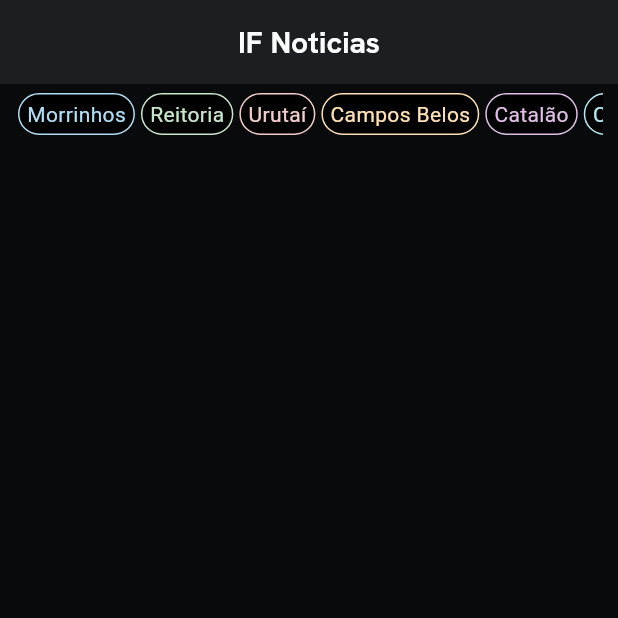
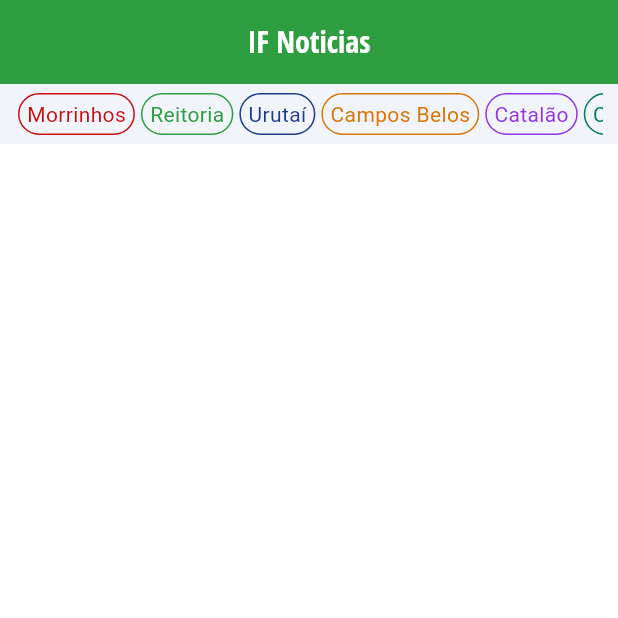
Before and after one commit to Koakovski/flutter_if_noticies, a Flutter app: the screen it shows after launch, on a phone screen of 412 x 824 dp, the top half of it. Run offline on Flutter 3.47's test engine with Material 3 defaults, Android fonts, the phone set to English and light mode, and no system bars; our stand-ins replace google_fonts, sqflite; accounts and stored records are empty.

Commit message:
refactor: refactor system colors

```diff
--- a/lib/components/campus_filter/campus_filter_card.dart
+++ b/lib/components/campus_filter/campus_filter_card.dart
@@ -20,8 +20,8 @@ class CampusFilterCard extends StatefulWidget {
 }
 
 class _CampusFilterCardState extends State<CampusFilterCard> {
-  late Color _primaryColor;
-  late Color _secondaryColor;
+  late Color _backGroundColor;
+  late Color _textColor;
 
   @override
   void initState() {
@@ -38,15 +38,14 @@ class _CampusFilterCardState extends State<CampusFilterCard> {
   }
 
   void _changeColors() {
-    Color black = Colors.black;
-    Color mainColor = getColorByCampus(widget._campus.name);
+    Color colorByCampus = getColorByCampus(widget._campus.name);
 
     if (widget._campus.selected) {
-      _primaryColor = mainColor;
-      _secondaryColor = black;
+      _backGroundColor = colorByCampus;
+      _textColor = Colors.white;
     } else {
-      _primaryColor = black;
-      _secondaryColor = mainColor;
+      _backGroundColor = Colors.transparent;
+      _textColor = colorByCampus;
     }
   }
 
@@ -58,16 +57,16 @@ class _CampusFilterCardState extends State<CampusFilterCard> {
         padding: const EdgeInsets.symmetric(vertical: 3, horizontal: 5),
         margin: const EdgeInsets.all(2),
         decoration: BoxDecoration(
-          color: _primaryColor,
+          color: _backGroundColor,
           borderRadius: BorderRadius.circular(20),
           border: Border.all(
-            color: _secondaryColor,
+            color: getColorByCampus(widget._campus.name),
             width: 1,
           ),
         ),
         child: Text(
           widget._campus.name,
-          style: TextStyle(color: _secondaryColor),
+          style: TextStyle(color: _textColor),
         ),
       ),
     );
--- a/lib/components/campus_filter/campust_filter.dart
+++ b/lib/components/campus_filter/campust_filter.dart
@@ -22,8 +22,9 @@ class CampusFilter extends StatefulWidget {
 class _CampusFilterState extends State<CampusFilter> {
   @override
   Widget build(BuildContext context) {
-    return SizedBox(
+    return Container(
         height: 40,
+        color: const Color(0xFFF2F4FB),
         child: Container(
           margin: const EdgeInsets.symmetric(horizontal: 10, vertical: 4),
           child: ListView.builder(
--- a/lib/components/notice_card/notice_card_campus_badge.dart
+++ b/lib/components/notice_card/notice_card_campus_badge.dart
@@ -10,7 +10,7 @@ class NoticeCardCampusBadge extends StatelessWidget {
   Widget build(BuildContext context) {
     return Text(
       _campus,
-      style: GoogleFonts.hankenGrotesk(
+      style: GoogleFonts.openSansCondensed(
         fontSize: 10,
         fontWeight: FontWeight.bold,
         color: getColorByCampus(_campus),
--- a/lib/components/notice_card/notice_card_subtitle.dart
+++ b/lib/components/notice_card/notice_card_subtitle.dart
@@ -14,8 +14,8 @@ class NoticeCardSubtitle extends StatelessWidget {
               Text(
                 _subtitle,
                 textAlign: TextAlign.justify,
-                style: GoogleFonts.hankenGrotesk(
-                  color: Colors.white,
+                style: GoogleFonts.openSansCondensed(
+                  color: const Color(0xFF333333),
                   fontSize: 12,
                 ),
               ),
--- a/lib/components/notice_card/notice_card_title.dart
+++ b/lib/components/notice_card/notice_card_title.dart
@@ -13,12 +13,12 @@ class NoticeCardTitle extends StatelessWidget {
       children: [
         Text(_title,
             textAlign: TextAlign.left,
-            style: GoogleFonts.hankenGrotesk(
-              color: Colors.white,
+            style: GoogleFonts.openSansCondensed(
+              color: const Color(0xFF333333),
               fontSize: 15,
               fontWeight: FontWeight.bold,
             )),
-        const Divider(color: Colors.white),
+        const Divider(color: Color(0xFF333333)),
       ],
     );
   }
--- a/lib/helpers.ts/get_color_by_campus.dart
+++ b/lib/helpers.ts/get_color_by_campus.dart
@@ -2,22 +2,22 @@ import 'dart:ui';
 
 Color getColorByCampus(String campus) {
   final Map<String, Color> campusColors = {
-    'Morrinhos': const Color(0xFFAEDFF7),
-    'Reitoria': const Color(0xFFC8E6C9),
-    'Urutaí': const Color(0xFFF4CCCC),
-    'Campos Belos': const Color(0xFFFFE0B2),
-    'Catalão': const Color(0xFFE1BEE7),
-    'Ceres': const Color(0xFFB2EBF2),
-    'Cristalina': const Color(0xFFB2DFDB),
-    'Hidrolândia': const Color(0xFFF8BBD0),
-    'Ipameri': const Color(0xFFFFF9C4),
-    'Iporá': const Color(0xFFD7CCC8),
-    'Posse': const Color(0xFFC5CAE9),
-    'Rio Verde': const Color(0xFFF0F4C3),
-    'Trindade': const Color(0xFFFFFF8D),
-    'Polo de Inovação': const Color(0xFFFFCCBC),
-    'Centro de Referência': const Color(0xFFD1C4E9),
+    'Morrinhos': const Color(0xFFC90D0F),
+    'Reitoria': const Color(0xFF2F9E41),
+    'Urutaí': const Color(0xFF1E3A8A),
+    'Campos Belos': const Color(0xFFD97706),
+    'Catalão': const Color(0xFF9333EA),
+    'Ceres': const Color(0xFF047857),
+    'Cristalina': const Color(0xFFB91C1C),
+    'Hidrolândia': const Color(0xFFF59E0B),
+    'Ipameri': const Color(0xFF3B82F6),
+    'Iporá': const Color(0xFF6366F1),
+    'Posse': const Color(0xFFBE185D),
+    'Rio Verde': const Color(0xFF059669),
+    'Trindade': const Color(0xFFDC2626),
+    'Polo de Inovação': const Color(0xFF7C3AED),
+    'Centro de Referência': const Color(0xFFEA580C),
   };
 
-  return campusColors[campus] ?? const Color(0xFFF5F5F5);
+  return campusColors[campus] ?? const Color(0xFF333333);
 }
--- a/lib/main.dart
+++ b/lib/main.dart
@@ -24,14 +24,14 @@ class MyApp extends StatelessWidget {
         useMaterial3: true,
         appBarTheme: AppBarTheme(
           centerTitle: true,
-          titleTextStyle: GoogleFonts.hankenGrotesk(
+          titleTextStyle: GoogleFonts.openSansCondensed(
             color: Colors.white,
             fontSize: 20,
             fontWeight: FontWeight.bold,
           ),
-          color: const Color(0xFF1C1E1F),
+          color: const Color(0xFF2F9E41),
         ),
-        scaffoldBackgroundColor: const Color(0xFF080A0B),
+        scaffoldBackgroundColor: const Color(0xFFFFFFFF),
       ),
       home: const NoticesListScreen(),
     );
```
Also changed, not shown: lib/components/notice_card/notice_card.dart (+4 -3 lines).
